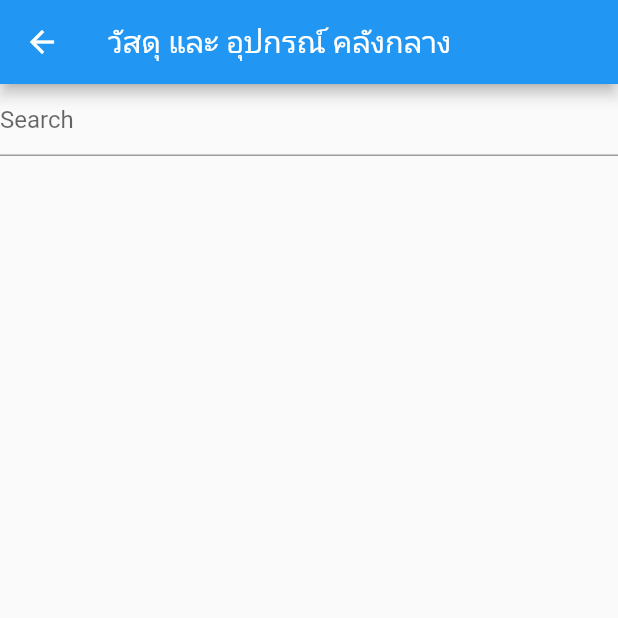
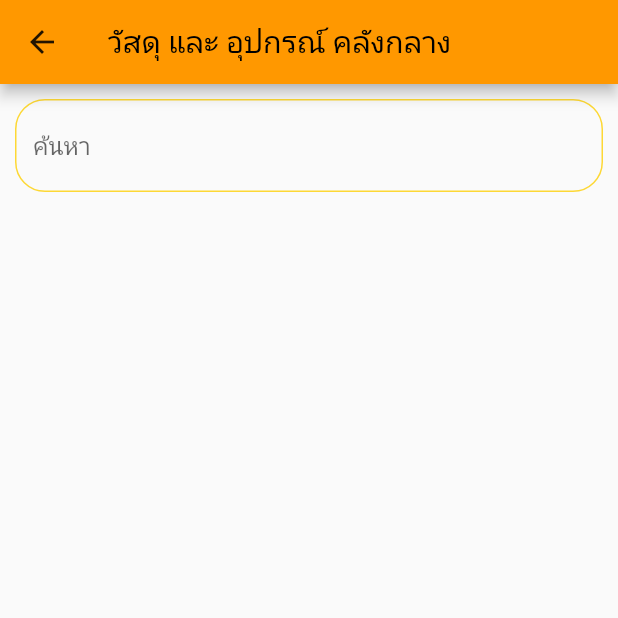
Before and after one commit to boss959595/DBPapp, a Flutter app: the SearchCenter screen opened directly, on a phone screen of 412 x 824 dp, the top half of it. Run offline on Flutter 3.47's test engine with Material 2 defaults, Android fonts, the phone set to English and light mode, and no system bars; our stand-ins replace shared_preferences; missing offline and left inert: dart:ffi; accounts and stored records are empty; network calls fail.

Commit message:
Decrese ok

```diff
--- a/lib/screens/my_center.dart
+++ b/lib/screens/my_center.dart
@@ -122,7 +122,7 @@ class _MyCenterState extends State<MyCenter> {
     return Container(
       decoration: BoxDecoration(
         gradient: RadialGradient(
-          colors: [Colors.white, Colors.blue[600]],
+          colors: [Colors.white, Colors.orange[400]],
           radius: 1.8,
           center: Alignment.topCenter,
         ),
--- a/lib/screens/my_electric.dart
+++ b/lib/screens/my_electric.dart
@@ -119,7 +119,7 @@ class _MyElectricState extends State<MyElectric> {
     return Container(
       decoration: BoxDecoration(
         gradient: RadialGradient(
-          colors: [Colors.white, MyStyle().mainColor],
+          colors: [Colors.white, Colors.yellowAccent],
           radius: 1.8,center: Alignment.topCenter,
         ),
       ),
--- a/lib/screens/my_machine.dart
+++ b/lib/screens/my_machine.dart
@@ -119,7 +119,7 @@ class _MyMachineState extends State<MyMachine> {
     return Container(
       decoration: BoxDecoration(
         gradient: RadialGradient(
-          colors: [Colors.white, Colors.brown[600]],
+          colors: [Colors.white, Colors.brown],
           radius: 1.8,center: Alignment.topCenter,
         ),
       ),
--- a/lib/screens/my_style.dart
+++ b/lib/screens/my_style.dart
@@ -2,7 +2,7 @@ import 'package:flutter/material.dart';
 
 class MyStyle {
   double h1 = 30.0, h2 = 18.0;
-  String appName = 'ผลิตภัณฑ์ตราเพชร';
+  String appName = 'ระบบจัดการคลัง';
   String myFont = 'Charm';
 
   String urlGetUser =
@@ -14,6 +14,10 @@ class MyStyle {
   // Color textColor = Color.fromARGB(255, 206, 23, 30);
   Color textColor = Colors.orange.shade900;
   Color mainColor = Color.fromARGB(255, 253, 188, 17);
+  Color appBarCenter = Colors.orange;
+  Color appBarElectric = Colors.yellowAccent;
+  Color appBarMachine = Colors.brown;
+
 
   MyStyle();
 }
--- a/lib/screens/search_center.dart
+++ b/lib/screens/search_center.dart
@@ -58,7 +58,13 @@ class _SearchViewMaterialState extends State<SearchCenter> {
 
   Widget searchText() {
     return TextField(
-      decoration: InputDecoration(hintText: 'Search'),
+      decoration: InputDecoration(
+        hintText: 'ค้นหา',
+        enabledBorder: OutlineInputBorder(
+          borderSide: BorderSide(color: Colors.yellow.shade600),
+          borderRadius: BorderRadius.circular(20.0),
+        ),
+      ),
       onChanged: (value) {
         debouncer.run(() {
           setState(() {
@@ -79,6 +85,8 @@ class _SearchViewMaterialState extends State<SearchCenter> {
         itemBuilder: (BuildContext context, int index) {
           return GestureDetector(
             child: Card(
+              child: Container(
+                padding: EdgeInsets.fromLTRB(5.0, 3.0, 5.0, 0.0),
                 child: Row(
                   mainAxisAlignment: MainAxisAlignment.spaceBetween,
                   children: <Widget>[
@@ -87,10 +95,13 @@ class _SearchViewMaterialState extends State<SearchCenter> {
                   ],
                 ),
               ),
+            ),
             onTap: () {
               print('You click ${filterEquipmentModels[index].name}');
               MaterialPageRoute materialPageRoute = MaterialPageRoute(
-                  builder: (BuildContext context) => ShowDetailCenter(equipmentModel: filterEquipmentModels[index],));
+                  builder: (BuildContext context) => ShowDetailCenter(
+                        equipmentModel: filterEquipmentModels[index],
+                      ));
               Navigator.of(context).push(materialPageRoute);
             },
           );
@@ -120,12 +131,19 @@ class _SearchViewMaterialState extends State<SearchCenter> {
   @override
   Widget build(BuildContext context) {
     return Scaffold(
-      appBar: AppBar(
-        title: Text('วัสดุ และ อุปกรณ์ คลังกลาง'),
+      appBar: AppBar(iconTheme: IconTheme.of(context),
+        backgroundColor: Colors.orange,
+        title: Text(
+          'วัสดุ และ อุปกรณ์ คลังกลาง',
+          style: TextStyle(color: Colors.black),
+        ),
       ),
       body: Column(
         children: <Widget>[
-          searchText(),
+          Container(
+            padding: EdgeInsets.all(10.0),
+            child: searchText(),
+          ),
           showListView(),
         ],
       ),
```
Also changed, not shown: lib/models/report_model.dart (added, +18 -0 lines), lib/screens/show_detail_center.dart (+56 -17 lines), lib/screens/store.dart (+8 -6 lines). Lines whose indentation alone changed are shown as unchanged.
